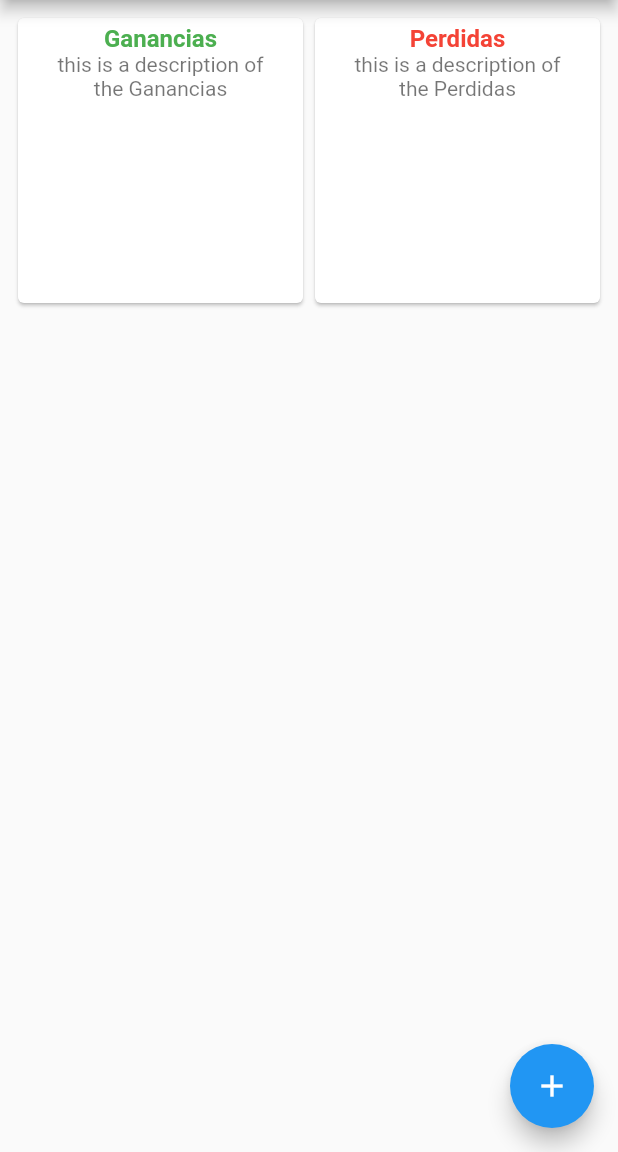
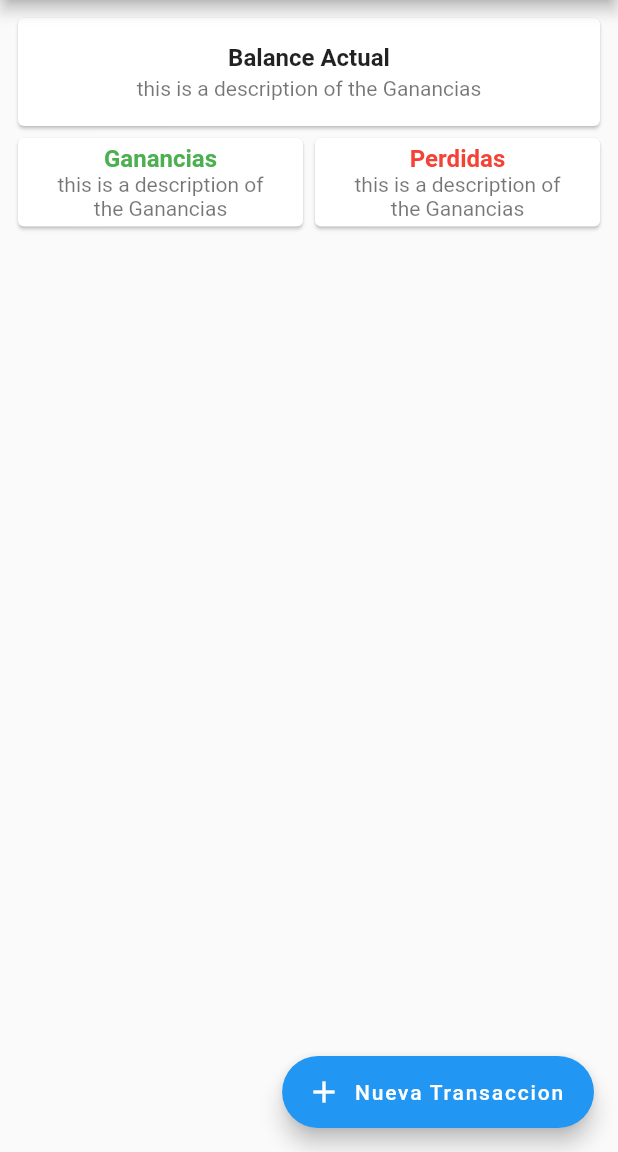
Before and after one commit to FelixAVeras/Briefcase_App, a Flutter app: the screen it shows after launch, after a tap on "Iniciar Sesion", on a phone screen of 412 x 824 dp, the part 84-1236 px from its top. Run offline on Flutter 3.47's test engine with Material 2 defaults, Android fonts, the phone set to English and light mode, and no system bars.

```diff
--- a/lib/src/pages/dashboard_page.dart
+++ b/lib/src/pages/dashboard_page.dart
@@ -4,31 +4,62 @@ class DashboardPage extends StatelessWidget {
   @override
   Widget build(BuildContext context) {
     return Scaffold(
-        body: GridView.count(
+      body: Container(
           padding: EdgeInsets.all(8.0),
-      crossAxisCount: 2,
+          child: Column(
             children: [
-        Card(
+              Row(
+                children: [
+                  Expanded(
+                    child: Card(
+                      child: ListTile(
+                          title: Text(
+                            'Balance Actual',
+                            textAlign: TextAlign.center,
+                            style: TextStyle(fontWeight: FontWeight.bold),
+                          ),
+                          subtitle: Text(
+                              'this is a description of the Ganancias',
+                              textAlign: TextAlign.center)),
+                    ),
+                  )
+                ],
+              ),
+              Row(
+                children: [
+                  Expanded(
+                    child: Card(
                       child: ListTile(
                           title: Text(
                             'Ganancias',
                             textAlign: TextAlign.center,
-                style:
-                    TextStyle(color: Colors.green, fontWeight: FontWeight.bold),
+                            style: TextStyle(
+                                color: Colors.green,
+                                fontWeight: FontWeight.bold),
                           ),
-              subtitle: Text('this is a description of the Ganancias',
+                          subtitle: Text(
+                              'this is a description of the Ganancias',
                               textAlign: TextAlign.center)),
                     ),
-        Card(
+                  ),
+                  Expanded(
+                    child: Card(
                       child: ListTile(
-              title: Text('Perdidas',
+                          title: Text(
+                            'Perdidas',
                             textAlign: TextAlign.center,
                             style: TextStyle(
-                      color: Colors.red, fontWeight: FontWeight.bold)),
-              subtitle: Text('this is a description of the Perdidas',
+                                color: Colors.red, fontWeight: FontWeight.bold),
+                          ),
+                          subtitle: Text(
+                              'this is a description of the Ganancias',
                               textAlign: TextAlign.center)),
+                    ),
                   )
                 ],
-    ));
+              ),
+            ],
+          )),
+    );
   }
 }
--- a/lib/src/pages/home_page.dart
+++ b/lib/src/pages/home_page.dart
@@ -1,6 +1,7 @@
 import 'package:briefcase/src/pages/dashboard_page.dart';
 import 'package:briefcase/src/pages/history_page.dart';
 import 'package:briefcase/src/pages/login_page.dart';
+import 'package:briefcase/src/pages/transaction_page.dart';
 import 'package:flutter/material.dart';
 
 class HomePage extends StatefulWidget {
@@ -31,11 +32,12 @@ class _HomePageState extends State<HomePage> {
       ),
       body: _loadPage(currentIndex),
       // bottomNavigationBar: _customBottomNavigationBar(),
-      floatingActionButton: FloatingActionButton(
-        child: Icon(Icons.add),
+      floatingActionButton: FloatingActionButton.extended(
+        icon: Icon(Icons.add),
+        label: Text('Nueva Transaccion'),
         onPressed: () => {
-          // Navigator.push(
-          //     context, MaterialPageRoute(builder: (context) => ProductPage()))
+          Navigator.push(context,
+              MaterialPageRoute(builder: (context) => TransactionPage()))
         },
       ),
       drawer: Drawer(
@@ -54,7 +56,7 @@ class _HomePageState extends State<HomePage> {
           ),
           ListTile(
             leading: Icon(Icons.bar_chart),
-            title: Text('Cuentas'),
+            title: Text('Transacciones'),
             onTap: () => {Navigator.of(context).pop()},
           ),
           Divider(),
--- a/lib/src/pages/login_page.dart
+++ b/lib/src/pages/login_page.dart
@@ -21,9 +21,14 @@ class _loginPageState extends State<LoginPage> {
             child: ListView(padding: EdgeInsets.all(8.0), children: [
       Center(
         child: Container(
-          margin: EdgeInsets.only(top: 58.0),
+          margin: EdgeInsets.only(top: 10.0),
           padding: EdgeInsets.all(8.0),
           child: Column(children: [
+            Container(
+              color: Colors.blue,
+              width: MediaQuery.of(context).size.width * 0.99,
+              child: Column(
+                children: [
                   Image.asset('assets/briefcase.png'),
                   SizedBox(height: 15.0),
                   Text('Briefcase',
@@ -31,12 +36,9 @@ class _loginPageState extends State<LoginPage> {
                           fontWeight: FontWeight.bold,
                           fontSize: 28.0,
                           color: Colors.blue)),
-            // SizedBox(height: 30.0),
-            // Text('Iniciar Sesion',
-            //     style: TextStyle(
-            //         fontWeight: FontWeight.bold,
-            //         fontSize: 24.0,
-            //         fontStyle: FontStyle.italic)),
+                ],
+              ),
+            ),
             SizedBox(height: 15.0),
             Container(
               child: Column(children: [
@@ -46,24 +48,29 @@ class _loginPageState extends State<LoginPage> {
                     TextFormField(
                       keyboardType: TextInputType.emailAddress,
                       decoration: InputDecoration(
-                          // border: OutlineInputBorder(),
+                          icon: Icon(
+                            Icons.alternate_email,
+                            color: Colors.blue,
+                          ),
                           labelText: 'Correo Electronico',
-                          prefixIcon: Icon(Icons.alternate_email),
                           hintText: 'ejemplo@ejemplo.com'),
                       validator: (value) {
                         if (value == null || value.isEmpty) {
-                          return 'Introduzca un email valido';
+                          return 'Introduzca un Correo valido';
                         }
                         return null;
                       },
                     ),
                     SizedBox(height: 25.0),
                     TextFormField(
+                      keyboardType: TextInputType.emailAddress,
                       obscureText: true,
                       decoration: InputDecoration(
-                          // border: OutlineInputBorder(),
-                          labelText: 'Contraseña',
-                          prefixIcon: Icon(Icons.lock_outline_rounded)),
+                          icon: Icon(
+                            Icons.lock_outline,
+                            color: Colors.blue,
+                          ),
+                          labelText: 'Contraseña'),
                       validator: (value) {
                         if (value == null || value.isEmpty) {
                           return 'Introduzca una contraseña valida';
@@ -87,16 +94,9 @@ class _loginPageState extends State<LoginPage> {
                       color: Colors.blue,
                       textColor: Colors.white,
                     ),
-                    // RaisedButton(
-                    //   child: Text('Registro de Usuario'),
-                    //   padding: EdgeInsets.symmetric(
-                    //       horizontal: 80.0, vertical: 15.0),
-                    //   shape: RoundedRectangleBorder(
-                    //       borderRadius: BorderRadius.circular(5.0)),
-                    //   color: Colors.white,
-                    //   textColor: Colors.blue,
-                    //   onPressed: () {},
-                    // ),
+                    SizedBox(height: 10),
+                    OutlinedButton(
+                        onPressed: () => {}, child: Text('Registrar Usuario'))
                   ]),
                 )
               ]),
```
Also changed, not shown: lib/src/pages/transaction_page.dart (added, +64 -0 lines). Lines whose indentation alone changed are shown as unchanged.
